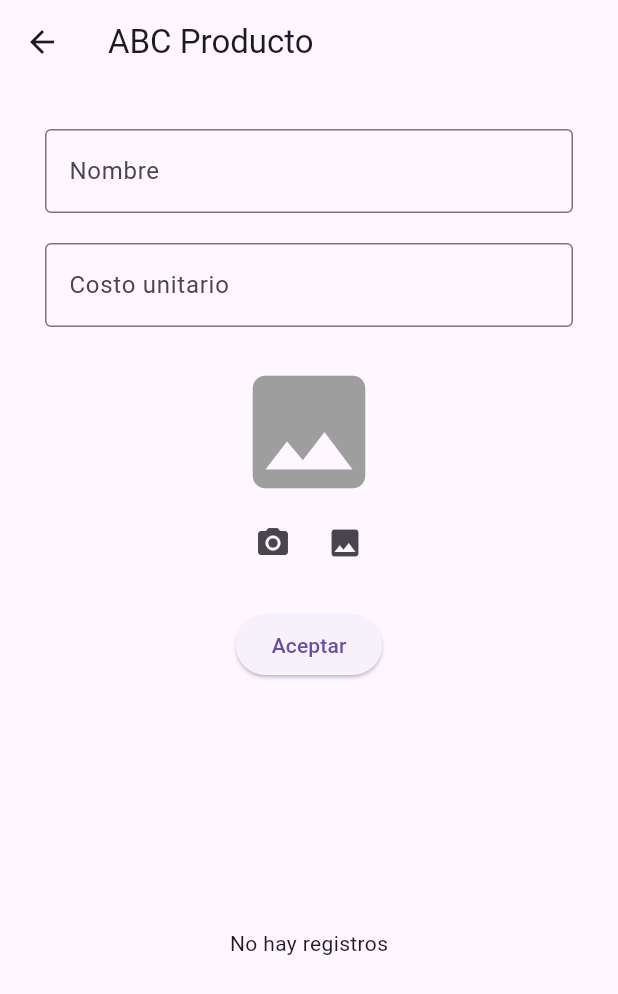
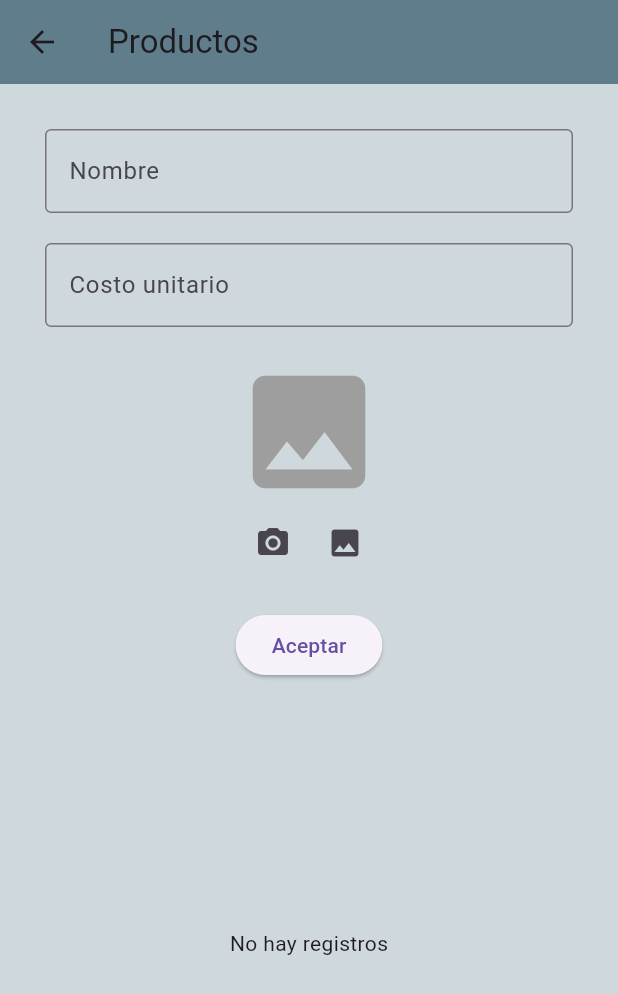
Before and after one commit to joseluisdaza/MFS_MOBILE_Expenses, a Flutter app: the screen it shows after launch, in the side drawer, after a tap on "Producto", on a phone screen of 412 x 824 dp. Shown: the top 994 px of the screen. Run offline on Flutter 3.47's test engine with Material 3 defaults, Android fonts, the light colour scheme and no system bars; our stand-ins replace flutter_riverpod, image_picker, sqflite; accounts and stored records are empty.

Commit message:
Actualizacion de paleta de colores

```diff
--- a/lib/presentation/menu.dart
+++ b/lib/presentation/menu.dart
@@ -12,21 +12,21 @@ class _MenuState extends State<Menu> {
   @override
   Widget build(BuildContext context) {
     return Scaffold(
-      backgroundColor: Colors.purple.shade100,
+      backgroundColor: Colors.blueGrey.shade100,
       appBar: AppBar(
         title: Text('Menú principal'),
-        backgroundColor: Colors.purpleAccent,
+        backgroundColor: Colors.blueGrey,
       ),
       body: Center(child: Text('Sistema')),
       drawer: Drawer(
         child: Container(
-          color: Colors.tealAccent,
+          color: Colors.blueGrey.shade100,
           child: ListView(
             children: [
               UserAccountsDrawerHeader(
                 decoration: BoxDecoration(
                   gradient: LinearGradient(
-                    colors: [Colors.black12, Colors.teal.shade900],
+                    colors: [Colors.black12, Colors.blueGrey.shade900],
                   ),
                 ),
                 accountName: Text('Personal system'),
--- a/lib/presentation/producto.dart
+++ b/lib/presentation/producto.dart
@@ -121,7 +121,11 @@ class Producto extends ConsumerWidget {
     }
 
     return Scaffold(
-      appBar: AppBar(title: const Text('ABC Producto')),
+      appBar: AppBar(
+        title: const Text('Productos'),
+        backgroundColor: Colors.blueGrey,
+      ),
+      backgroundColor: Colors.blueGrey.shade100,
       body: Padding(
         padding: const EdgeInsets.all(30),
         child: Form(
```
